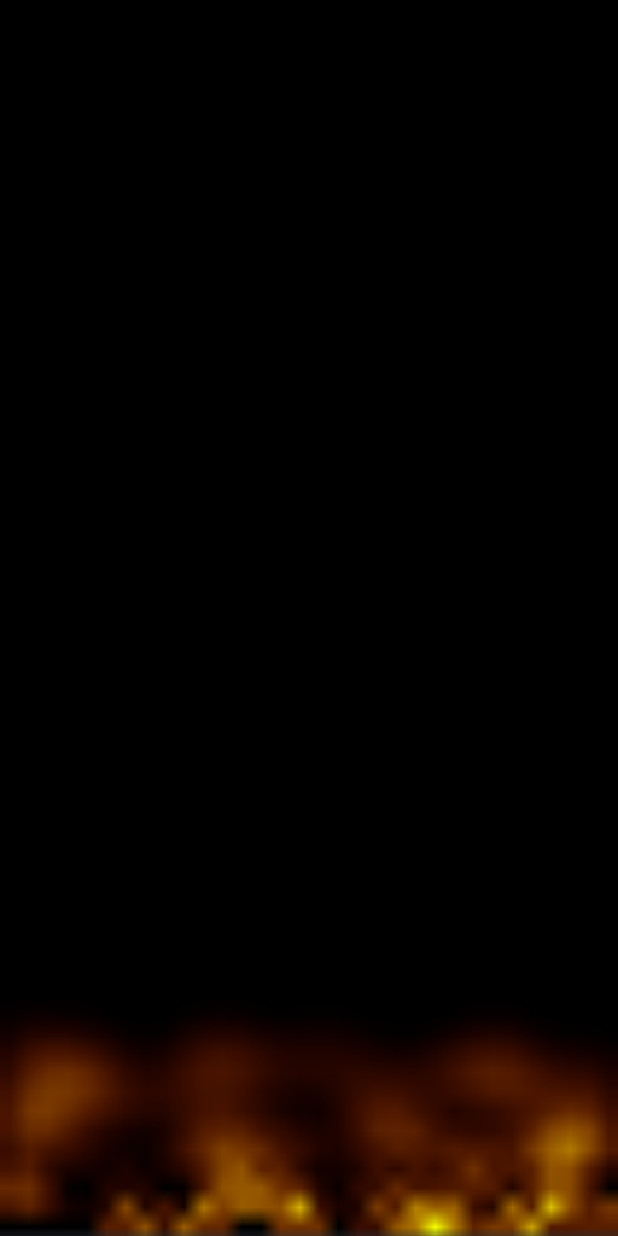
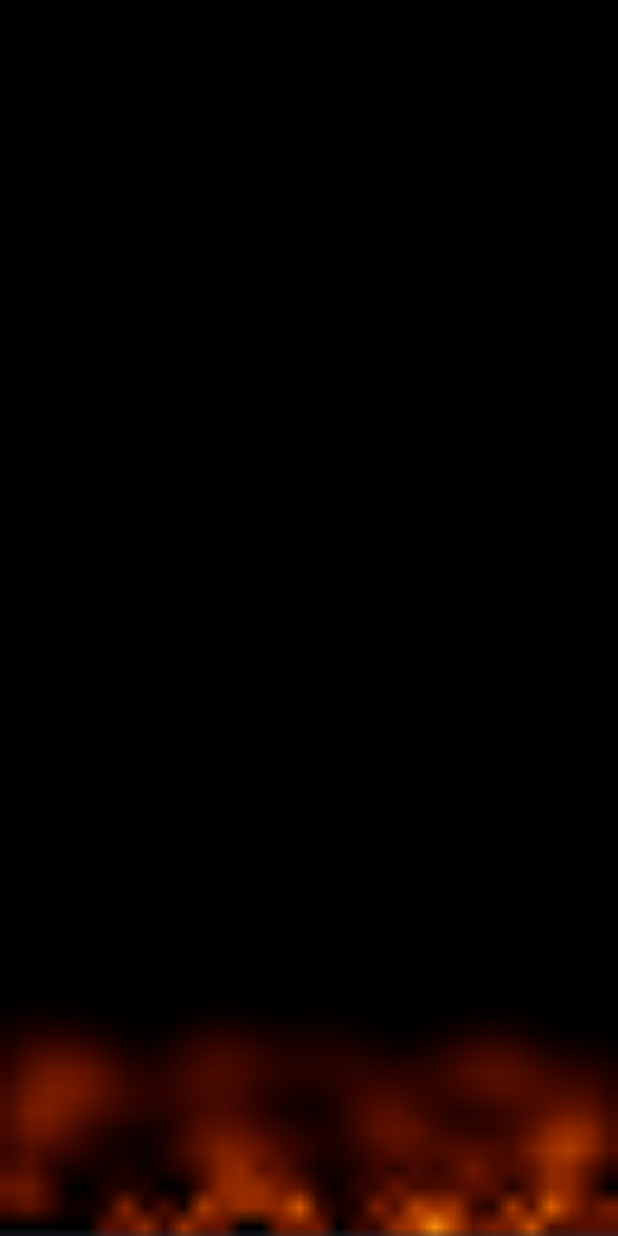
Before and after one commit to dmitrysieg/Fire, an Android app: the screen it shows after launch (MainActivity), on a phone screen of 412 x 824 dp. Run offline under Robolectric (Android 15) with nearby library versions, the phone set to English and light mode, and no system bars.

Commit message:
Fixed palette to "black-red-yellow-white"

```diff
--- a/app/src/main/java/com/dmitry/sieg/fire/FireCanvasView.java
+++ b/app/src/main/java/com/dmitry/sieg/fire/FireCanvasView.java
@@ -145,7 +145,7 @@ public class FireCanvasView extends View {
     private int indexToColor(final int index) {
         final int saturatedIndex = index <= 255 ? index : 255;
         final float nindex = ((float) saturatedIndex) / 256.0f;
-        return Color.HSVToColor(new float[]{360.0f / 3.0f * nindex, 1.0f, Math.min(1.0f, nindex * 2.0f)});
+        return Color.HSVToColor(new float[]{180.0f / 3.0f * nindex, nindex < 0.5f ? 1.0f : 1.0f - (nindex - 0.5f) * 2.0f, Math.min(1.0f, nindex * 2.0f)});
     }
 
     private void init2DArray(final int arr[][]) {
```
